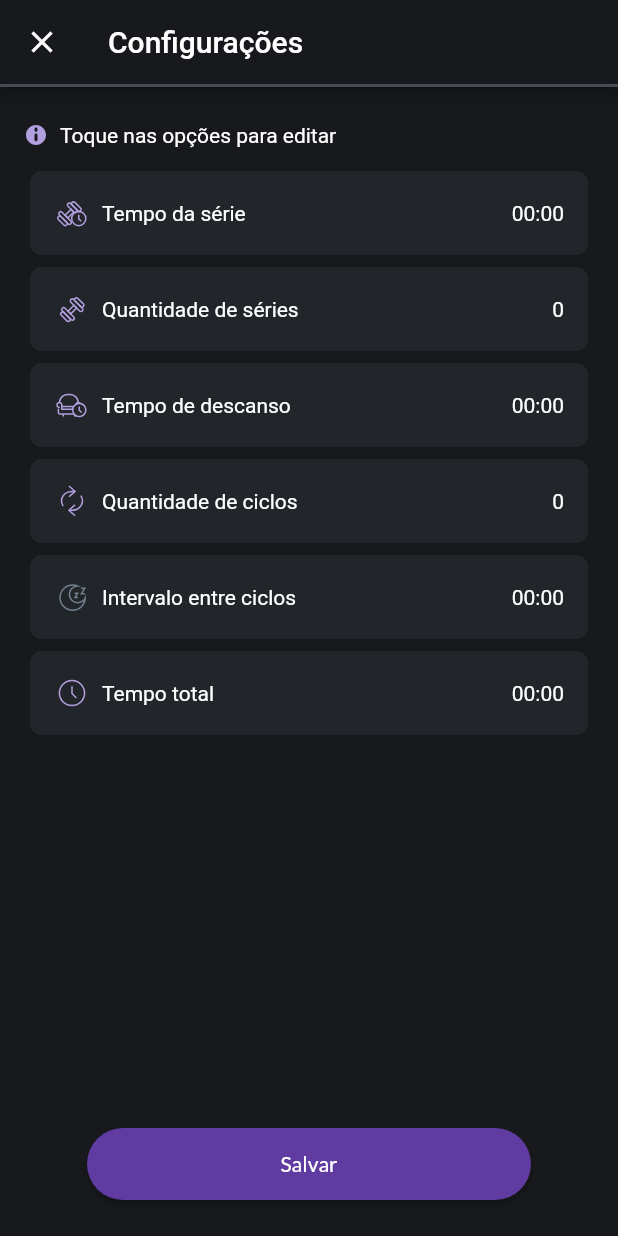
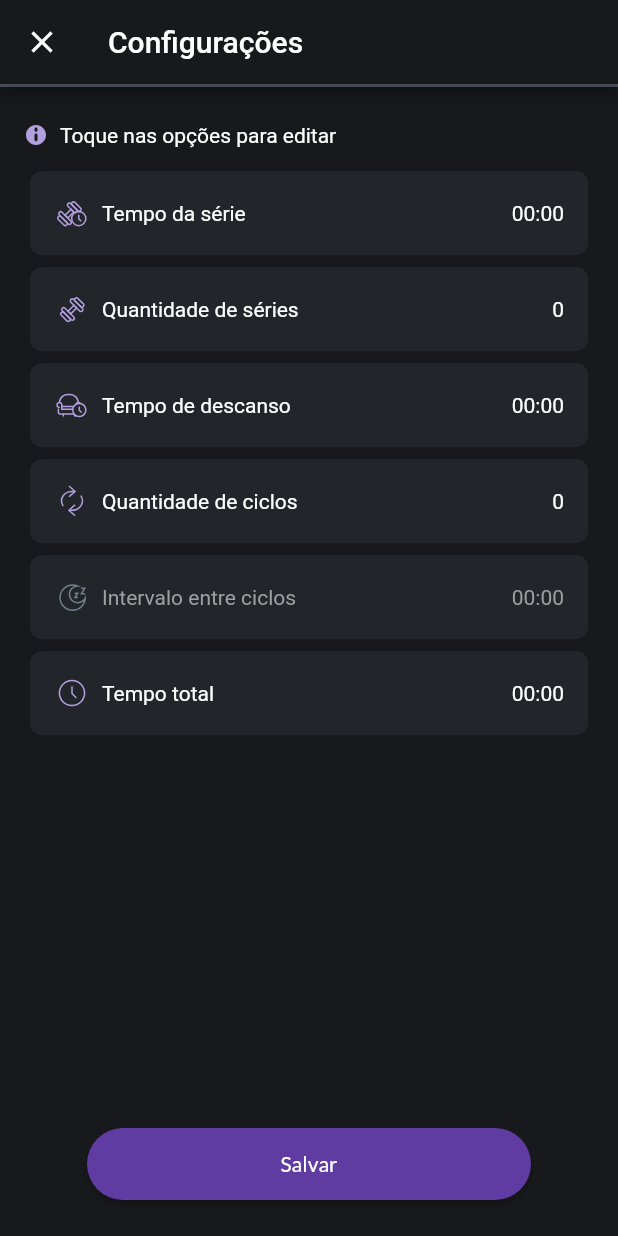
Before and after one commit to abnerescocio/flutter_app_hackaton, a Flutter app: the ConfigurationScreen screen opened by its route, on a phone screen of 412 x 824 dp. Run offline on Flutter 3.47's test engine with Material 2 defaults, Android fonts, the light colour scheme and no system bars; our stand-ins replace bloc, cloud_firestore, firebase_core, flutter_bloc, flutter_svg, flutter_svg_provider and 2 more; accounts and stored records are empty; generated files the repository leaves out were written again.

Commit message:
Regra para desabilitar intervalo dos ciclos

```diff
--- a/lib/src/configuration_screen/configuration_view.dart
+++ b/lib/src/configuration_screen/configuration_view.dart
@@ -164,24 +164,31 @@ class _ConfigurationScreenState extends State<ConfigurationScreen> {
                     time: "$cycleQuantity",
                     iconName: "refresh",
                     callback: () {
-                      _showDialog(WheelAmountSelector(
+                      _showDialog(
+                        WheelAmountSelector(
                           value: cycleQuantity.toInt(),
                           callback: (value) {
                             Navigator.pop(context);
                             setState(() {
                               user?.cycleQuantity = value;
                             });
-                          }));
+                          },
+                        ),
+                      );
                     },
                   ),
                   const SizedBox(height: 8),
                   SelectionItem(
+                    enabled: (user?.cycleQuantity ?? 0) > 1,
                     label: "Intervalo entre ciclos",
                     time: ConverterUtils.toMinutesAndSeconds(
                         cycleIntervalInSeconds),
-                    iconName: "rest-disable",
+                    iconName: (user?.cycleQuantity ?? 0) > 1
+                        ? "rest"
+                        : "rest-disable",
                     callback: () {
-                      _showDialog(WheelTimeSelector(
+                      _showDialog(
+                        WheelTimeSelector(
                           callback: (seconds) {
                             Navigator.pop(context);
                             setState(() {
@@ -189,7 +196,8 @@ class _ConfigurationScreenState extends State<ConfigurationScreen> {
                             });
                           },
                           value: cycleIntervalInSeconds.toInt(),
-                      ));
+                        ),
+                      );
                     },
                   ),
                   const SizedBox(height: 8),
@@ -232,8 +240,10 @@ class SelectionItem extends StatefulWidget {
   final String time;
   final String iconName;
   final Function() callback;
+  final bool enabled;
 
   const SelectionItem({
+    this.enabled = true,
     Key? key,
     required this.label,
     required this.time,
@@ -249,9 +259,11 @@ class SelectionItemState extends State<SelectionItem> {
   @override
   Widget build(BuildContext context) {
     return GestureDetector(
-        onTap: () {
+        onTap: widget.enabled
+            ? () {
                 widget.callback();
-        },
+              }
+            : null,
         child: Container(
           margin: const EdgeInsets.symmetric(horizontal: 20),
           height: 56,
@@ -271,10 +283,15 @@ class SelectionItemState extends State<SelectionItem> {
               const SizedBox(width: 8),
               Text(
                 widget.label,
-                style: const TextStyle(color: Colors.white),
+                style: TextStyle(
+                    color: widget.enabled ? Colors.white : Colors.grey),
               ),
               const Spacer(),
-              Text(widget.time, style: const TextStyle(color: Colors.white)),
+              Text(
+                widget.time,
+                style: TextStyle(
+                    color: widget.enabled ? Colors.white : Colors.grey),
+              ),
               const SizedBox(width: 16)
             ],
           ),
```
Lines whose indentation alone changed are shown as unchanged.
